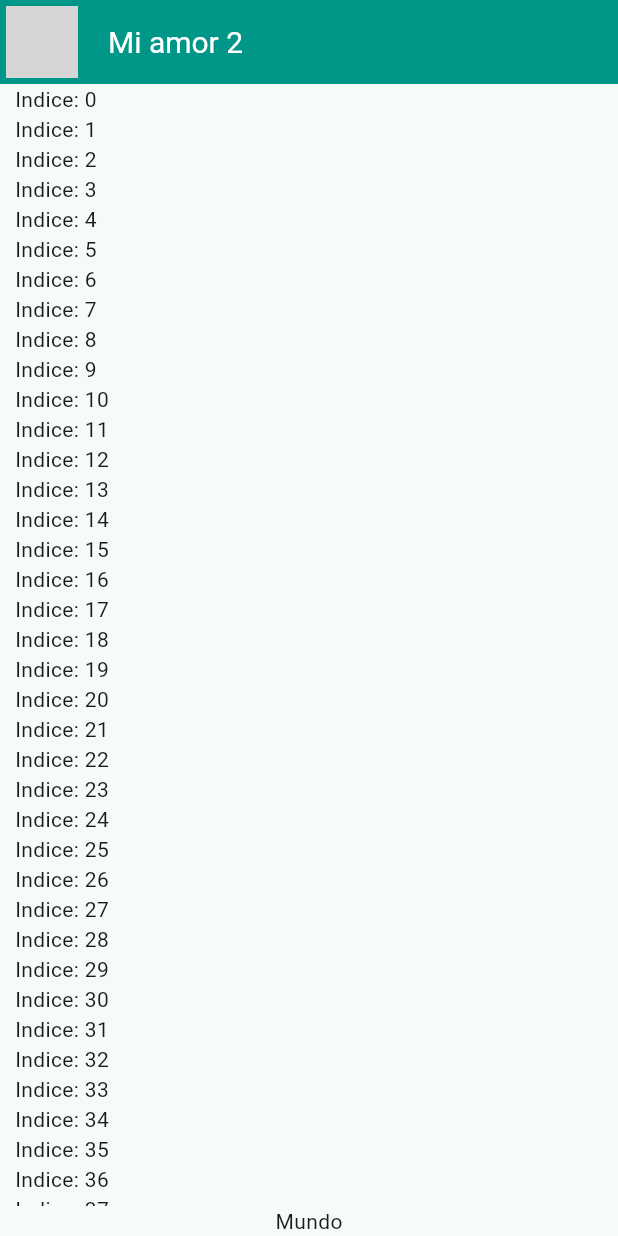
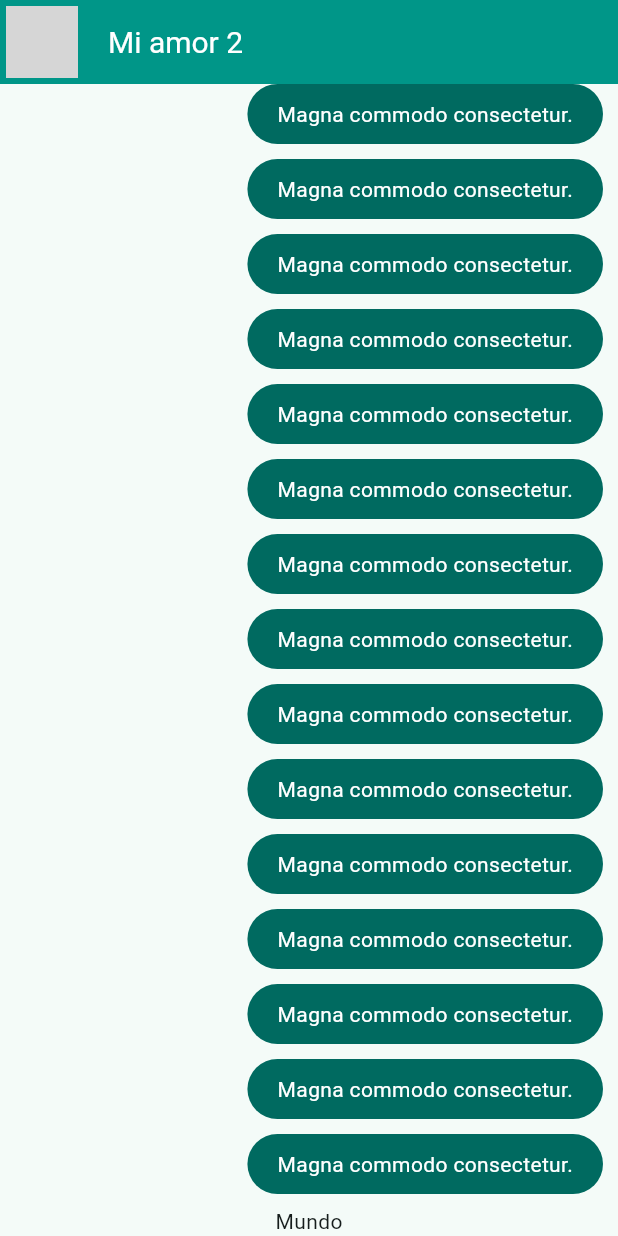
Before and after one commit to oscar-coronel-student/flutter_yes_no_app, a Flutter app: the screen it shows after launch, on a phone screen of 412 x 824 dp. Run offline on Flutter 3.47's test engine with Material 3 defaults, Android fonts, the phone set to English and light mode, and no system bars; network calls fail; grey boxes are pictures that could not be loaded.

Commit message:
ChatScreen: update

```diff
--- a/lib/main.dart
+++ b/lib/main.dart
@@ -1,6 +1,7 @@
 import 'package:flutter/material.dart';
-import 'package:yes_no_app/presentation/chat/chat_screen.dart';
+
 import 'package:yes_no_app/themes/app_theme.dart';
+import 'package:yes_no_app/presentation/screens/chat/chat_screen.dart';
 
 void main() => runApp(const MyApp());
 
--- a/lib/presentation/chat/chat_screen.dart
+++ b/lib/presentation/screens/chat/chat_screen.dart
@@ -1,6 +1,5 @@
-import 'package:flutter/cupertino.dart';
 import 'package:flutter/material.dart';
-import 'package:flutter/widgets.dart';
+import 'package:yes_no_app/presentation/widgets/chat/my_message_bubble.dart';
 
 class ChatScreen extends StatelessWidget {
   const ChatScreen({super.key});
@@ -35,7 +34,7 @@ class _ChatView extends StatelessWidget {
             Expanded(child: ListView.builder(
               itemCount: 100,
               itemBuilder: (context, index){
-                return Text('Indice: $index');
+                return const MyMessageBubble();
               },
             )),
             const Text('Mundo')
--- /dev/null
+++ b/lib/presentation/widgets/chat/my_message_bubble.dart
@@ -0,0 +1,35 @@
+import 'package:flutter/material.dart';
+
+
+class MyMessageBubble extends StatelessWidget {
+
+  const MyMessageBubble({super.key});
+
+  @override
+  Widget build(BuildContext context) {
+
+    final colors = Theme.of(context).colorScheme;
+
+    return Column(
+      crossAxisAlignment: CrossAxisAlignment.end,
+      children: [
+        Container(
+          decoration: BoxDecoration(
+            color: colors.primary,
+            borderRadius: BorderRadius.circular(20)
+          ),
+          child: const Padding(
+            padding: EdgeInsets.symmetric( horizontal: 20, vertical: 10 ),
+            child: Text(
+              'Magna commodo consectetur.',
+              style: TextStyle( color: Colors.white )
+            ),
+          ),
+        ),
+        const SizedBox(
+          height: 10,
+        )
+      ],
+    );
+  }
+}
```
